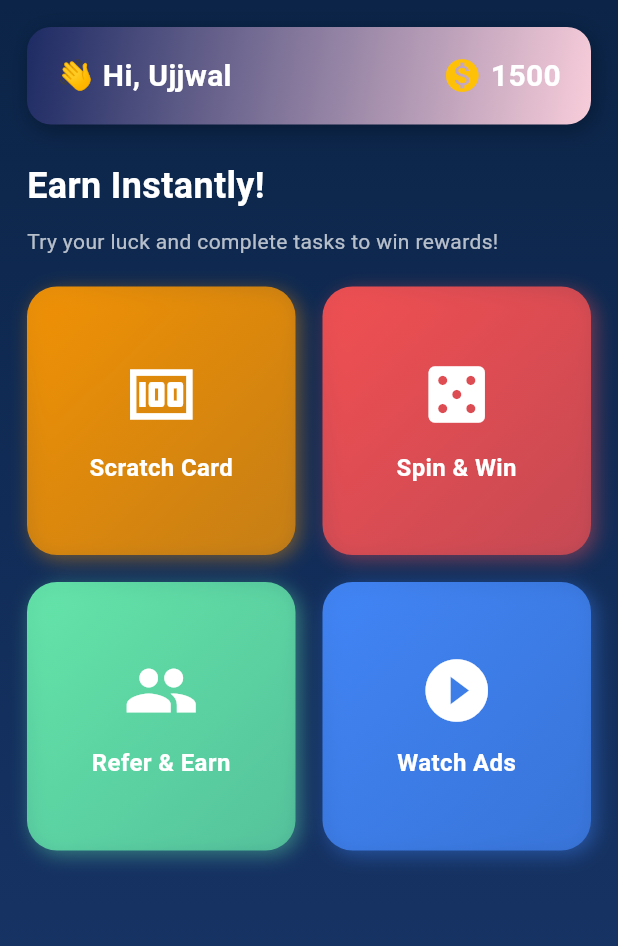
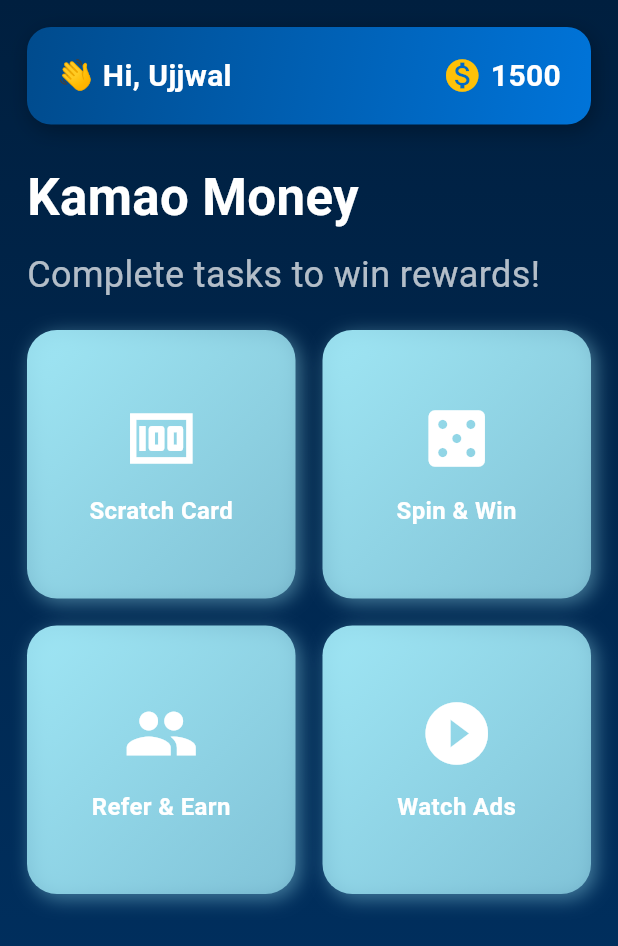
Before and after one commit to ujjwaltiwari24/Earning-App, a Flutter app: the HomeScreen screen opened directly, on a phone screen of 412 x 824 dp. Shown: the top 946 px of the screen. Run offline on Flutter 3.47's test engine with Material 3 defaults, Android fonts, the phone set to English and light mode, and no system bars.

Commit message:
UI CHANGE

```diff
--- a/lib/main_screen.dart
+++ b/lib/main_screen.dart
@@ -14,15 +14,15 @@ class EarningApp extends StatelessWidget {
       debugShowCheckedModeBanner: false,
       theme: ThemeData(
         brightness: Brightness.dark,
-        primaryColor: const Color(0xFF0B2447),
-        scaffoldBackgroundColor: const Color(0xFF081A45),
+        primaryColor: const Color(0xFF001F3F), // Dark blue primary color
+        scaffoldBackgroundColor: const Color(0xFF001F3F), // Dark blue background
         textTheme: const TextTheme(
           bodyMedium: TextStyle(color: Colors.white),
         ),
         bottomNavigationBarTheme: BottomNavigationBarThemeData(
-          backgroundColor: const Color(0xFF0B2447),
+          backgroundColor: const Color(0xFF001F3F),
           selectedItemColor: Colors.white,
-          unselectedItemColor: Colors.white54,
+          unselectedItemColor: Colors.white60,
           elevation: 10,
         ),
       ),
@@ -70,7 +70,7 @@ class _MainScreenState extends State<MainScreen> {
   }
 }
 
-// 🌟 Home Screen with professional dopamine UI
+// 🌟 Home Screen UI with Professional Design
 class HomeScreen extends StatelessWidget {
   const HomeScreen({super.key});
 
@@ -83,7 +83,7 @@ class HomeScreen extends StatelessWidget {
       body: Container(
         decoration: const BoxDecoration(
           gradient: LinearGradient(
-            colors: [Color(0xFF0B2447), Color(0xFF19376D)],
+            colors: [Color(0xFF001F3F), Color(0xFF003366)], // Dark blue gradient
             begin: Alignment.topCenter,
             end: Alignment.bottomCenter,
           ),
@@ -94,13 +94,13 @@ class HomeScreen extends StatelessWidget {
             child: Column(
               crossAxisAlignment: CrossAxisAlignment.start,
               children: [
-                // 🧠 Header Card
+                // 🧠 Header Card with Professional Look
                 Container(
                   padding: const EdgeInsets.symmetric(vertical: 18, horizontal: 20),
                   decoration: BoxDecoration(
                     borderRadius: BorderRadius.circular(16),
                     gradient: const LinearGradient(
-                      colors: [Color(0xFF1D2B64), Color(0xFFf8cdda)],
+                      colors: [Color(0xFF004B8D), Color(0xFF0074D9)], // Smooth blue gradient
                       begin: Alignment.topLeft,
                       end: Alignment.bottomRight,
                     ),
@@ -134,13 +134,13 @@ class HomeScreen extends StatelessWidget {
                 const SizedBox(height: 24),
 
                 const Text(
-                  "Earn Instantly!",
-                  style: TextStyle(fontSize: 24, fontWeight: FontWeight.w700, color: Colors.white),
+                  "Kamao Money",
+                  style: TextStyle(fontSize: 34, fontWeight: FontWeight.w700, color: Colors.white),
                 ),
                 const SizedBox(height: 10),
                 const Text(
-                  "Try your luck and complete tasks to win rewards!",
-                  style: TextStyle(fontSize: 14, color: Colors.white70),
+                  "Complete tasks to win rewards!",
+                  style: TextStyle(fontSize: 24, color: Color.fromARGB(179, 255, 255, 255)),
                 ),
 
                 const SizedBox(height: 20),
@@ -152,10 +152,10 @@ class HomeScreen extends StatelessWidget {
                     crossAxisSpacing: 18,
                     mainAxisSpacing: 18,
                     children: const [
-                      FeatureCard(title: "Scratch Card", icon: Icons.money, color: Colors.orange),
-                      FeatureCard(title: "Spin & Win", icon: Icons.casino, color: Colors.redAccent),
-                      FeatureCard(title: "Refer & Earn", icon: Icons.group, color: Colors.greenAccent),
-                      FeatureCard(title: "Watch Ads", icon: Icons.play_circle_fill, color: Colors.blueAccent),
+                      FeatureCard(title: "Scratch Card", icon: Icons.money, color: Color.fromARGB(255, 169, 242, 255)),
+                      FeatureCard(title: "Spin & Win", icon: Icons.casino, color: Color.fromARGB(255, 169, 242, 255)),
+                      FeatureCard(title: "Refer & Earn", icon: Icons.group, color: Color.fromARGB(255, 169, 242, 255)),
+                      FeatureCard(title: "Watch Ads", icon: Icons.play_circle_fill, color: Color.fromARGB(255, 169, 242, 255)),
                     ],
                   ),
                 ),
@@ -180,7 +180,7 @@ class FeatureCard extends StatelessWidget {
   Widget build(BuildContext context) {
     return GestureDetector(
       onTap: () {
-        // TODO: Navigate to feature screens
+        // TODO: Implement navigation
       },
       child: Container(
         decoration: BoxDecoration(
@@ -207,11 +207,7 @@ class FeatureCard extends StatelessWidget {
               Text(
                 title,
                 textAlign: TextAlign.center,
-                style: const TextStyle(
-                  fontSize: 16,
-                  fontWeight: FontWeight.w600,
-                  color: Colors.white,
-                ),
+                style: const TextStyle(fontSize: 16, fontWeight: FontWeight.w600, color: Colors.white),
               ),
             ],
           ),
@@ -228,10 +224,7 @@ class EarnScreen extends StatelessWidget {
   @override
   Widget build(BuildContext context) {
     return const Center(
-      child: Text(
-        "💰 Earn Section",
-        style: TextStyle(fontSize: 22, color: Colors.white),
-      ),
+      child: Text("💰 Earn Section", style: TextStyle(fontSize: 22, color: Colors.white)),
     );
   }
 }
@@ -243,10 +236,7 @@ class ProfileScreen extends StatelessWidget {
   @override
   Widget build(BuildContext context) {
     return const Center(
-      child: Text(
-        "👤 Profile Page",
-        style: TextStyle(fontSize: 22, color: Colors.white),
-      ),
+      child: Text("👤 Profile Page", style: TextStyle(fontSize: 22, color: Colors.white)),
     );
   }
 }
```
Also changed, not shown: 1 other file.
